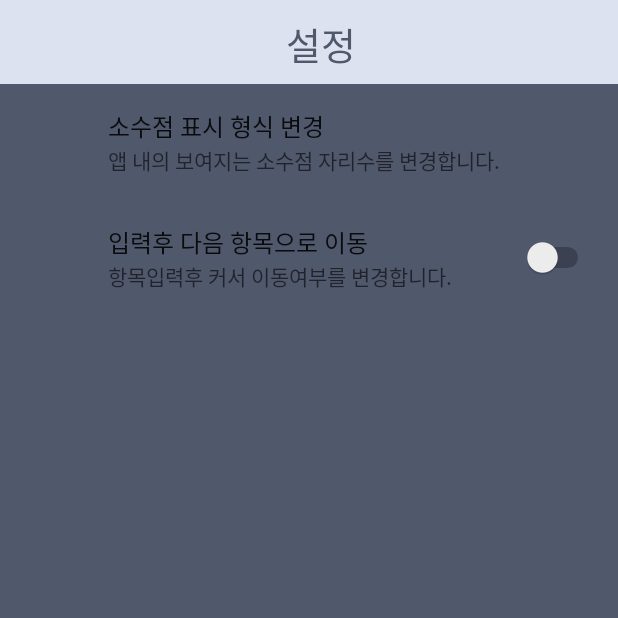
After one commit to jmseb3/app_coin, an Android app: the SettingsActivity screen opened directly, with no data from a screen before it, on a phone screen of 412 x 824 dp, the top half of it. The commit adds this screen. Run offline under Robolectric (Android 15) with nearby library versions, the phone set to English and light mode, and no system bars; our stand-ins replace androidx.preference.

Commit message:
22.02.06
설정화면 변경

```diff
--- a/coin/app/build.gradle
+++ b/coin/app/build.gradle
@@ -49,6 +49,7 @@ dependencies {
     implementation "androidx.lifecycle:lifecycle-viewmodel-ktx:2.3.1"
     implementation 'androidx.navigation:navigation-fragment-ktx:2.3.5'
     implementation 'androidx.navigation:navigation-ui-ktx:2.3.5'
+    implementation 'androidx.preference:preference:1.1.1'
     testImplementation 'junit:junit:4.+'
     androidTestImplementation 'androidx.test.ext:junit:1.1.2'
     androidTestImplementation 'androidx.test.espresso:espresso-core:3.3.0'
--- a/coin/app/src/main/AndroidManifest.xml
+++ b/coin/app/src/main/AndroidManifest.xml
@@ -4,6 +4,7 @@
 
     <uses-permission android:name="android.permission.INTERNET" />
     <uses-permission android:name="android.permission.ACCESS_NETWORK_STATE" />
+
     <application
         android:allowBackup="true"
         android:icon="@drawable/icon"
@@ -11,6 +12,10 @@
         android:roundIcon="@drawable/icon"
         android:supportsRtl="true"
         android:theme="@style/Theme.CoinAverage">
+        <activity
+            android:name=".ui.SettingsActivity"
+            android:exported="false"
+            android:label="@string/title_activity_settings" />
         <activity
             android:name=".ui.CoinInfoActivity"
             android:exported="true" />
--- /dev/null
+++ b/coin/app/src/main/java/com/wonddak/coinaverage/ui/SettingsActivity.kt
@@ -0,0 +1,36 @@
+package com.wonddak.coinaverage.ui
+
+import android.os.Bundle
+import androidx.appcompat.app.AppCompatActivity
+import androidx.preference.PreferenceFragmentCompat
+import com.wonddak.coinaverage.R
+
+
+class SettingsActivity : AppCompatActivity(){
+
+
+    override fun onCreate(savedInstanceState: Bundle?) {
+
+        super.onCreate(savedInstanceState)
+        setContentView(R.layout.settings_activity)
+        if (savedInstanceState == null) {
+            supportFragmentManager
+                .beginTransaction()
+                .replace(R.id.settings, SettingsFragment())
+                .commit()
+        }
+        supportActionBar?.setDisplayHomeAsUpEnabled(true)
+    }
+
+    override fun onBackPressed() {
+        super.onBackPressed()
+        overridePendingTransition(0, 0)
+    }
+
+
+    class SettingsFragment : PreferenceFragmentCompat() {
+        override fun onCreatePreferences(savedInstanceState: Bundle?, rootKey: String?) {
+            setPreferencesFromResource(R.xml.root_preferences, rootKey)
+        }
+    }
+}
--- /dev/null
+++ b/coin/app/src/main/res/layout/settings_activity.xml
@@ -0,0 +1,42 @@
+<androidx.constraintlayout.widget.ConstraintLayout xmlns:android="http://schemas.android.com/apk/res/android"
+    xmlns:app="http://schemas.android.com/apk/res-auto"
+    android:layout_width="match_parent"
+    android:layout_height="match_parent">
+
+    <androidx.appcompat.widget.Toolbar
+        android:id="@+id/toolbar_main"
+        android:layout_width="match_parent"
+        android:layout_height="?attr/actionBarSize"
+        android:layout_alignParentTop="true"
+        android:background="@color/match1"
+        app:layout_constraintLeft_toLeftOf="parent"
+        app:layout_constraintRight_toRightOf="parent"
+        app:layout_constraintTop_toTopOf="parent">
+
+        <TextView
+            android:id="@+id/main_title"
+            android:layout_width="match_parent"
+            android:layout_height="wrap_content"
+            android:layout_gravity="left"
+            android:layout_marginTop="10dp"
+            android:fontFamily="@font/maple"
+            android:gravity="center"
+            android:text="설정"
+            android:textColor="@color/match2"
+            android:textSize="25sp" />
+
+    </androidx.appcompat.widget.Toolbar>
+
+    <FrameLayout
+        android:id="@+id/settings"
+        android:layout_width="match_parent"
+        android:layout_height="0dp"
+        android:background="@color/match2"
+        app:layout_constraintBottom_toBottomOf="parent"
+        app:layout_constraintHorizontal_bias="1.0"
+        app:layout_constraintLeft_toLeftOf="parent"
+        app:layout_constraintRight_toRightOf="parent"
+        app:layout_constraintTop_toBottomOf="@+id/toolbar_main"
+        app:layout_constraintVertical_bias="0.0" />
+
+</androidx.constraintlayout.widget.ConstraintLayout>
--- /dev/null
+++ b/coin/app/src/main/res/values/arrays.xml
@@ -0,0 +1,19 @@
+<resources>
+    <!-- Reply Preference -->
+    <string-array name="coin_data">
+        <item>소수점 없음</item>
+        <item>소수점 1개</item>
+        <item>소수점 2개</item>
+        <item>소수점 3개</item>
+        <item>소수점 4개</item>
+    </string-array>
+
+    <string-array name="coin_data_value">
+        <item>#,###</item>
+        <item>#,###.0</item>
+        <item>#,###.00</item>
+        <item>#,###.000</item>
+        <item>#,###.0000</item>
+
+    </string-array>
+</resources>
--- /dev/null
+++ b/coin/app/src/main/res/xml/root_preferences.xml
@@ -0,0 +1,26 @@
+<PreferenceScreen xmlns:app="http://schemas.android.com/apk/res-auto">
+
+    <PreferenceCategory>
+
+        <ListPreference
+            app:key="dec"
+            app:title="소수점 표시 형식 변경"
+            app:summary="앱 내의 보여지는 소수점 자리수를 변경합니다."
+            app:entries="@array/coin_data"
+            app:entryValues="@array/coin_data_value"
+            app:defaultValue="#,###.00"
+            app:negativeButtonText="@null"
+            app:positiveButtonText="@null"/>
+
+        <SwitchPreference
+            app:defaultValue="reply"
+            app:switchTextOff="비허용"
+            app:switchTextOn="허용"
+            app:key="next"
+            app:title="입력후 다음 항목으로 이동"
+            app:summary="항목입력후 커서 이동여부를 변경합니다."
+            app:useSimpleSummaryProvider="true" />
+
+    </PreferenceCategory>
+
+</PreferenceScreen>
--- a/coin/build.gradle
+++ b/coin/build.gradle
@@ -7,7 +7,7 @@ buildscript {
     }
     dependencies {
         classpath 'com.android.tools.build:gradle:7.0.1'
-        classpath "org.jetbrains.kotlin:kotlin-gradle-plugin:1.5.30"
+        classpath 'org.jetbrains.kotlin:kotlin-gradle-plugin:1.6.10'
 
         // NOTE: Do not place your application dependencies here; they belong
         // in the individual module build.gradle files
```
Also changed, not shown: coin/app/src/main/java/com/wonddak/coinaverage/ui/MainActivity.kt (+25 -50 lines), coin/app/src/main/java/com/wonddak/coinaverage/ui/fragment/MainFragment.kt (+11 -13 lines), coin/app/src/main/res/menu/main_navigtionmenu.xml (+1 -6 lines), coin/app/src/main/res/values/strings.xml (+16 -0 lines).
